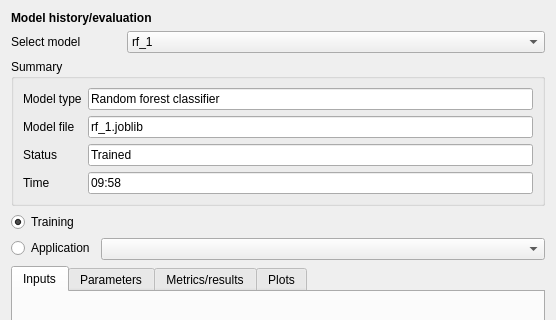
The window that eis_qgis_plugin/resources/ui/results/wizard_model_evaluation_2.ui (GispoCoding/eis_qgis_plugin) describes before a commit, drawn with Qt 5; both pictures show x 0 to 556 and y 0 to 320 of the 556 by 659 pixel window.
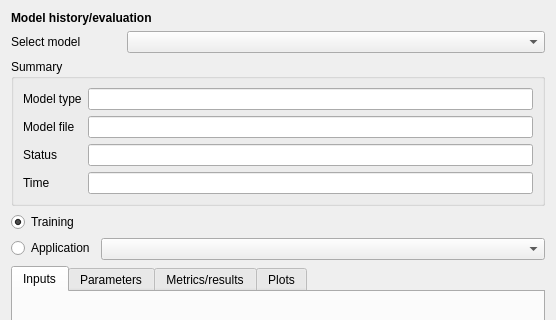
The same window after the commit.

Commit message: Many modeling updates - Model manager instance in main wizard - Model manager sends signals when model DB updates - Separated tabs of ML modeling into separate modules - Renamed results to history - Model manager works - Evaluate model processing alg fix

```diff
--- a/eis_qgis_plugin/resources/ui/results/wizard_model_evaluation_2.ui
+++ b/eis_qgis_plugin/resources/ui/results/wizard_model_evaluation_2.ui
@@ -78,11 +78,6 @@
          <verstretch>0</verstretch>
         </sizepolicy>
        </property>
-       <item>
-        <property name="text">
-         <string>rf_1</string>
-        </property>
-       </item>
       </widget>
      </item>
     </layout>
@@ -109,7 +104,7 @@
       <item row="0" column="1">
        <widget class="QLineEdit" name="lineEdit">
         <property name="text">
-         <string>Random forest classifier</string>
+         <string/>
         </property>
        </widget>
       </item>
@@ -123,7 +118,7 @@
       <item row="1" column="1">
        <widget class="QLineEdit" name="lineEdit_2">
         <property name="text">
-         <string>rf_1.joblib</string>
+         <string/>
         </property>
        </widget>
       </item>
@@ -137,7 +132,7 @@
       <item row="2" column="1">
        <widget class="QLineEdit" name="lineEdit_3">
         <property name="text">
-         <string>Trained</string>
+         <string/>
         </property>
        </widget>
       </item>
@@ -151,7 +146,7 @@
       <item row="3" column="1">
        <widget class="QLineEdit" name="lineEdit_4">
         <property name="text">
-         <string>09:58</string>
+         <string/>
         </property>
        </widget>
       </item>
```
Left out of the diff: 6 changed lines with no effect on the pictures. The commit also changes 26 other files.
